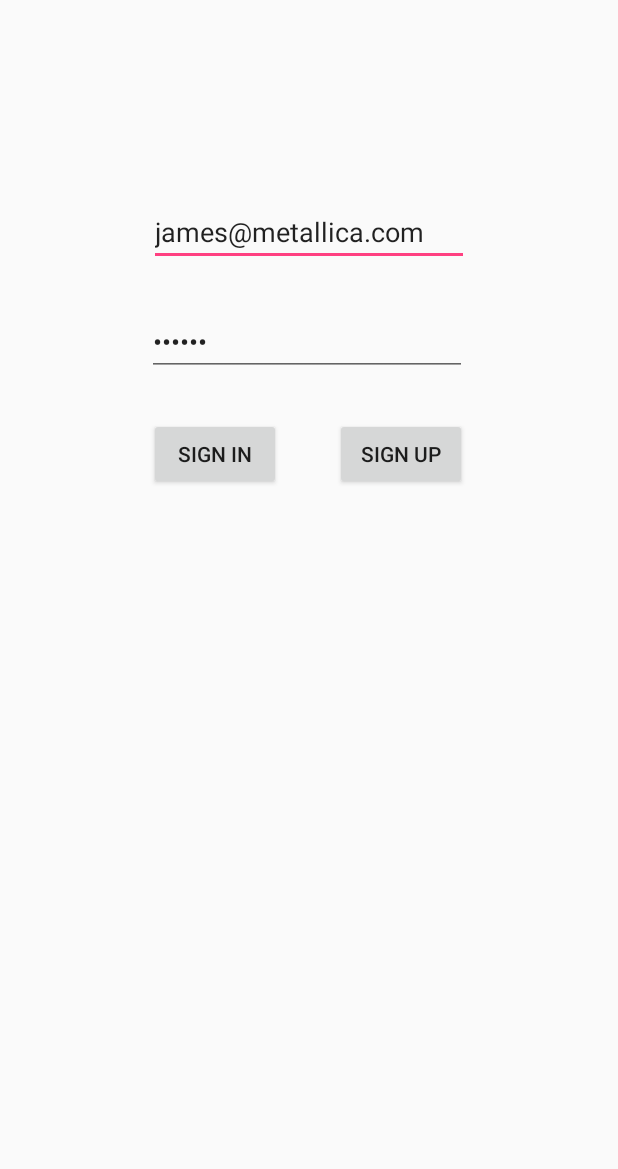
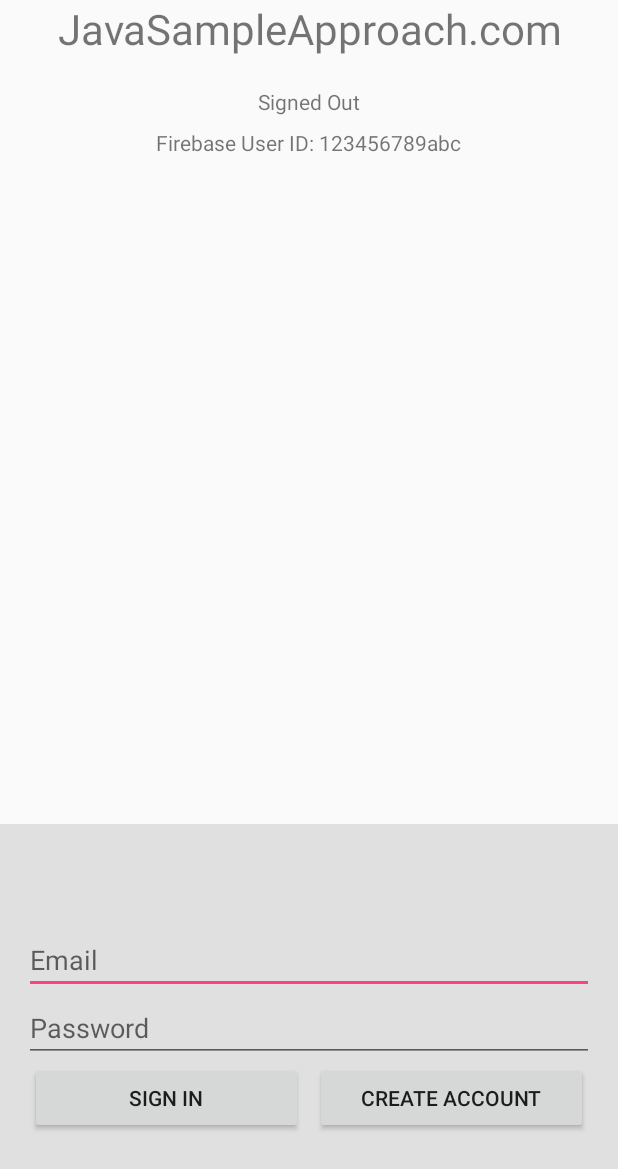
Before and after one commit to karimrafik/Ahawy, an Android app: the layout activity_sign_in.xml on its own in the app's theme, with its tools: preview values and no code run, on a phone screen of 412 x 824 dp. Shown: the top 1169 px of the screen. Run offline under Robolectric (Android 15) with nearby library versions, the phone set to English and light mode, and no system bars.

Commit message:
First commit

```diff
--- a/app/src/main/res/layout/activity_sign_in.xml
+++ b/app/src/main/res/layout/activity_sign_in.xml
@@ -1,62 +1,140 @@
 <?xml version="1.0" encoding="utf-8"?>
-<android.support.constraint.ConstraintLayout xmlns:android="http://schemas.android.com/apk/res/android"
-    xmlns:app="http://schemas.android.com/apk/res-auto"
+<LinearLayout xmlns:android="http://schemas.android.com/apk/res/android"
     xmlns:tools="http://schemas.android.com/tools"
+    android:id="@+id/main_layout"
     android:layout_width="match_parent"
     android:layout_height="match_parent"
-    tools:context="com.example.karim.ahawy.SignInActivity">
+    android:orientation="vertical"
+    android:weightSum="3">
+
+    <LinearLayout
+        android:layout_width="match_parent"
+        android:layout_height="0dp"
+        android:layout_weight="2"
+        android:gravity="center_horizontal"
+        android:orientation="vertical">
+
+        <TextView
+            android:id="@+id/tvTitle"
+            android:layout_width="wrap_content"
+            android:layout_height="wrap_content"
+            android:layout_marginBottom="16dp"
+            android:gravity="center"
+            android:text="JavaSampleApproach.com"
+            android:textSize="28sp" />
+
+        <TextView
+            android:id="@+id/tvStatus"
+            android:layout_width="wrap_content"
+            android:layout_height="wrap_content"
+            android:gravity="center"
+            android:padding="4dp"
+            android:text="Signed Out"
+            android:textSize="14sp" />
+
+        <TextView
+            android:id="@+id/tvDetail"
+            android:layout_width="wrap_content"
+            android:layout_height="wrap_content"
+            android:gravity="center"
+            android:padding="4dp"
+            android:textSize="14sp"
+            tools:text="Firebase User ID: 123456789abc" />
+
+    </LinearLayout>
+
+
+    <RelativeLayout
+        android:layout_width="fill_parent"
+        android:layout_height="0dp"
+        android:layout_weight="1"
+        android:background="#E0E0E0"
+        android:gravity="center_vertical">
+
+        <LinearLayout
+            android:id="@+id/email_password_fields"
+            android:layout_width="fill_parent"
+            android:layout_height="wrap_content"
+            android:orientation="vertical"
+            android:paddingLeft="16dp"
+            android:paddingRight="16dp">
 
             <EditText
-        android:id="@+id/emailText"
-        android:layout_width="wrap_content"
+                android:id="@+id/edtEmail"
+                android:layout_width="match_parent"
                 android:layout_height="wrap_content"
-        android:layout_marginTop="132dp"
-        android:ems="10"
-        android:hint="e-mail"
-        android:inputType="textPersonName"
-        android:text="james@metallica.com"
-        app:layout_constraintEnd_toEndOf="parent"
-        app:layout_constraintStart_toStartOf="parent"
-        app:layout_constraintTop_toTopOf="parent"
-        tools:layout_editor_absoluteX="85dp"
-        tools:layout_editor_absoluteY="132dp" />
+                android:layout_weight="1"
+                android:hint="Email"
+                android:inputType="textEmailAddress" />
 
             <EditText
-        android:id="@+id/passwordText"
-        android:layout_width="wrap_content"
+                android:id="@+id/edtPassword"
+                android:layout_width="match_parent"
                 android:layout_height="wrap_content"
-        android:layout_marginEnd="1dp"
-        android:layout_marginTop="28dp"
-        android:ems="10"
-        android:hint="password"
-        android:inputType="textPassword"
-        android:text="123456"
-        app:layout_constraintEnd_toEndOf="@+id/emailText"
-        app:layout_constraintTop_toBottomOf="@+id/emailText"
-        tools:layout_editor_absoluteX="84dp"
-        tools:layout_editor_absoluteY="206dp" />
+                android:layout_weight="1"
+                android:hint="Password"
+                android:inputType="textPassword" />
+        </LinearLayout>
+
+        <LinearLayout
+            android:id="@+id/email_password_buttons"
+            android:layout_width="fill_parent"
+            android:layout_height="wrap_content"
+            android:layout_below="@+id/email_password_fields"
+            android:orientation="horizontal"
+            android:paddingLeft="16dp"
+            android:paddingRight="16dp">
 
             <Button
-        android:id="@+id/button"
-        android:layout_width="wrap_content"
+                android:id="@+id/btn_email_sign_in"
+                android:layout_width="0dp"
                 android:layout_height="wrap_content"
-        android:onClick="signIn"
-        android:text="Sign In"
-        tools:layout_editor_absoluteX="85dp"
-        tools:layout_editor_absoluteY="280dp"
-        app:layout_constraintStart_toStartOf="@+id/passwordText"
-        app:layout_constraintBaseline_toBaselineOf="@+id/button2"
-        android:layout_marginStart="1dp" />
+                android:layout_marginLeft="4dp"
+                android:layout_marginRight="4dp"
+                android:layout_weight="1"
+                android:text="Sign In" />
 
             <Button
-        android:id="@+id/button2"
-        android:layout_width="wrap_content"
+                android:id="@+id/btn_email_create_account"
+                android:layout_width="0dp"
                 android:layout_height="wrap_content"
-        android:onClick="signUp"
-        android:text="Sign Up"
-        tools:layout_editor_absoluteX="211dp"
-        tools:layout_editor_absoluteY="280dp"
-        android:layout_marginTop="28dp"
-        app:layout_constraintTop_toBottomOf="@+id/passwordText"
-        app:layout_constraintEnd_toEndOf="@+id/passwordText" />
-</android.support.constraint.ConstraintLayout>
+                android:layout_marginLeft="4dp"
+                android:layout_marginRight="4dp"
+                android:layout_weight="1"
+                android:text="Create Account" />
+        </LinearLayout>
+
+        <LinearLayout
+            android:id="@+id/layout_signed_in_buttons"
+            android:layout_width="fill_parent"
+            android:layout_height="wrap_content"
+            android:layout_centerInParent="true"
+            android:orientation="horizontal"
+            android:paddingLeft="16dp"
+            android:paddingRight="16dp"
+            android:visibility="gone"
+            android:weightSum="2.0">
+
+            <Button
+                android:id="@+id/btn_sign_out"
+                android:layout_width="0dp"
+                android:layout_height="wrap_content"
+                android:layout_marginLeft="4dp"
+                android:layout_marginRight="4dp"
+                android:layout_weight="1.0"
+                android:text="Sign Out" />
+
+            <Button
+                android:id="@+id/btn_verify_email"
+                android:layout_width="0dp"
+                android:layout_height="wrap_content"
+                android:layout_marginLeft="4dp"
+                android:layout_marginRight="4dp"
+                android:layout_weight="1.0"
+                android:text="Verify Email" />
+
+        </LinearLayout>
+
+    </RelativeLayout>
+
+</LinearLayout>
```
Also changed, not shown: app/build.gradle (+6 -2 lines), app/src/main/AndroidManifest.xml (+18 -0 lines), app/src/main/java/com/example/karim/ahawy/Ahawy.kt (added, +8 -0 lines), app/src/main/java/com/example/karim/ahawy/FirebaseShit.kt (added, +25 -0 lines), app/src/main/java/com/example/karim/ahawy/SignInActivity.kt (+119 -25 lines), build.gradle (+4 -3 lines), gradle/wrapper/gradle-wrapper.properties, 3 other files. Lines whose indentation alone changed are shown as unchanged.
